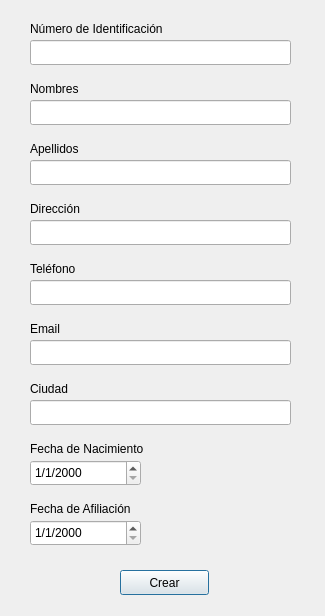
Old version of the form interface/ui/createAffiliateMock.ui in the repository alecBagnol/sgv_unisalud.
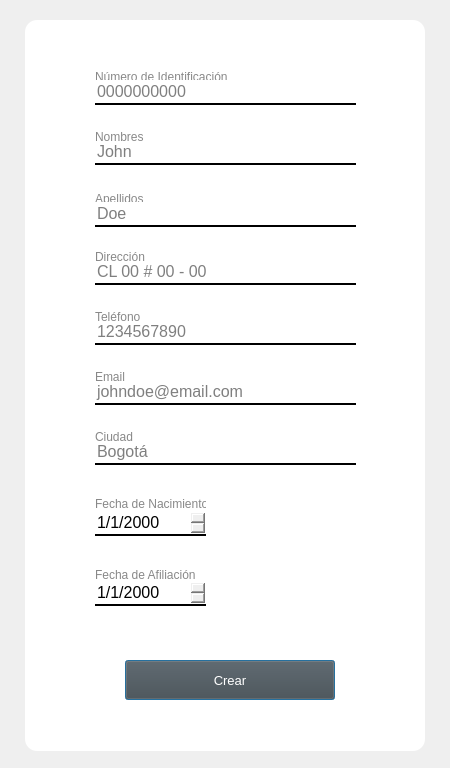
New version of the form.

```diff
--- a/interface/ui/createAffiliateMock.ui
+++ b/interface/ui/createAffiliateMock.ui
@@ -6,22 +6,28 @@
    <rect>
     <x>0</x>
     <y>0</y>
-    <width>325</width>
-    <height>616</height>
+    <width>450</width>
+    <height>768</height>
    </rect>
   </property>
   <property name="windowTitle">
    <string>Crear afiliado</string>
   </property>
+  <property name="styleSheet">
+   <string notr="true"/>
+  </property>
   <widget class="QLabel" name="idLabel">
    <property name="geometry">
     <rect>
-     <x>30</x>
-     <y>20</y>
-     <width>181</width>
+     <x>95</x>
+     <y>68</y>
+     <width>261</width>
      <height>17</height>
     </rect>
    </property>
+   <property name="styleSheet">
+    <string notr="true">color: rgb(136, 136, 136);</string>
+   </property>
    <property name="text">
     <string>Número de Identificación</string>
    </property>
@@ -29,22 +35,42 @@
   <widget class="QLineEdit" name="idBox">
    <property name="geometry">
     <rect>
-     <x>30</x>
-     <y>40</y>
-     <width>261</width>
-     <height>25</height>
-    </rect>
-   </property>
-  </widget>
-  <widget class="QLabel" name="nameLabel">
-   <property name="geometry">
-    <rect>
-     <x>30</x>
+     <x>95</x>
      <y>80</y>
-     <width>181</width>
+     <width>261</width>
+     <height>25</height>
+    </rect>
+   </property>
+   <property name="font">
+    <font>
+     <pointsize>12</pointsize>
+    </font>
+   </property>
+   <property name="styleSheet">
+    <string notr="true">border-top-color: white; border-left-color: white; border-right-color: white; border-bottom-width: 2px; border-style:solid;</string>
+   </property>
+   <property name="text">
+    <string/>
+   </property>
+   <property name="frame">
+    <bool>true</bool>
+   </property>
+   <property name="placeholderText">
+    <string>0000000000</string>
+   </property>
+  </widget>
+  <widget class="QLabel" name="nameLabel">
+   <property name="geometry">
+    <rect>
+     <x>95</x>
+     <y>128</y>
+     <width>261</width>
      <height>17</height>
     </rect>
    </property>
+   <property name="styleSheet">
+    <string notr="true">color: rgb(136, 136, 136);</string>
+   </property>
    <property name="text">
     <string>Nombres</string>
    </property>
@@ -52,25 +78,39 @@
   <widget class="QLineEdit" name="nameBox">
    <property name="geometry">
     <rect>
-     <x>30</x>
-     <y>100</y>
-     <width>261</width>
-     <height>25</height>
-    </rect>
-   </property>
-   <property name="maxLength">
-    <number>26</number>
-   </property>
-  </widget>
-  <widget class="QLabel" name="lastNameLabel">
-   <property name="geometry">
-    <rect>
-     <x>30</x>
+     <x>95</x>
      <y>140</y>
-     <width>67</width>
+     <width>261</width>
+     <height>25</height>
+    </rect>
+   </property>
+   <property name="font">
+    <font>
+     <pointsize>12</pointsize>
+    </font>
+   </property>
+   <property name="styleSheet">
+    <string notr="true">border-top-color: white; border-left-color: white; border-right-color: white; border-bottom-width: 2px; border-style:solid;</string>
+   </property>
+   <property name="maxLength">
+    <number>26</number>
+   </property>
+   <property name="placeholderText">
+    <string>John</string>
+   </property>
+  </widget>
+  <widget class="QLabel" name="lastNameLabel">
+   <property name="geometry">
+    <rect>
+     <x>95</x>
+     <y>190</y>
+     <width>261</width>
      <height>17</height>
     </rect>
    </property>
+   <property name="styleSheet">
+    <string notr="true">color: rgb(136, 136, 136);</string>
+   </property>
    <property name="text">
     <string>Apellidos</string>
    </property>
@@ -78,25 +118,39 @@
   <widget class="QLineEdit" name="lastNameBox">
    <property name="geometry">
     <rect>
-     <x>30</x>
-     <y>160</y>
+     <x>95</x>
+     <y>202</y>
      <width>261</width>
      <height>25</height>
     </rect>
    </property>
+   <property name="font">
+    <font>
+     <pointsize>12</pointsize>
+    </font>
+   </property>
+   <property name="styleSheet">
+    <string notr="true">border-top-color: white; border-left-color: white; border-right-color: white; border-bottom-width: 2px; border-style:solid;</string>
+   </property>
    <property name="maxLength">
     <number>26</number>
    </property>
+   <property name="placeholderText">
+    <string>Doe</string>
+   </property>
   </widget>
   <widget class="QLabel" name="directionLabel">
    <property name="geometry">
     <rect>
-     <x>30</x>
-     <y>200</y>
-     <width>67</width>
+     <x>95</x>
+     <y>248</y>
+     <width>261</width>
      <height>17</height>
     </rect>
    </property>
+   <property name="styleSheet">
+    <string notr="true">color: rgb(136, 136, 136);</string>
+   </property>
    <property name="text">
     <string>Dirección</string>
    </property>
@@ -104,25 +158,39 @@
   <widget class="QLineEdit" name="directionBox">
    <property name="geometry">
     <rect>
-     <x>30</x>
-     <y>220</y>
+     <x>95</x>
+     <y>260</y>
      <width>261</width>
      <height>25</height>
     </rect>
    </property>
+   <property name="font">
+    <font>
+     <pointsize>12</pointsize>
+    </font>
+   </property>
+   <property name="styleSheet">
+    <string notr="true">border-top-color: white; border-left-color: white; border-right-color: white; border-bottom-width: 2px; border-style:solid;</string>
+   </property>
    <property name="maxLength">
     <number>256</number>
    </property>
+   <property name="placeholderText">
+    <string>CL 00 # 00 - 00</string>
+   </property>
   </widget>
   <widget class="QLabel" name="phoneLabel">
    <property name="geometry">
     <rect>
-     <x>30</x>
-     <y>260</y>
-     <width>67</width>
+     <x>95</x>
+     <y>308</y>
+     <width>261</width>
      <height>17</height>
     </rect>
    </property>
+   <property name="styleSheet">
+    <string notr="true">color: rgb(136, 136, 136);</string>
+   </property>
    <property name="text">
     <string>Teléfono</string>
    </property>
@@ -130,22 +198,36 @@
   <widget class="QLineEdit" name="phoneBox">
    <property name="geometry">
     <rect>
-     <x>30</x>
-     <y>280</y>
-     <width>261</width>
-     <height>25</height>
-    </rect>
-   </property>
-  </widget>
-  <widget class="QLabel" name="emailLabel">
-   <property name="geometry">
-    <rect>
-     <x>30</x>
+     <x>95</x>
      <y>320</y>
-     <width>67</width>
+     <width>261</width>
+     <height>25</height>
+    </rect>
+   </property>
+   <property name="font">
+    <font>
+     <pointsize>12</pointsize>
+    </font>
+   </property>
+   <property name="styleSheet">
+    <string notr="true">border-top-color: white; border-left-color: white; border-right-color: white; border-bottom-width: 2px; border-style:solid;</string>
+   </property>
+   <property name="placeholderText">
+    <string>1234567890</string>
+   </property>
+  </widget>
+  <widget class="QLabel" name="emailLabel">
+   <property name="geometry">
+    <rect>
+     <x>95</x>
+     <y>368</y>
+     <width>261</width>
      <height>17</height>
     </rect>
    </property>
+   <property name="styleSheet">
+    <string notr="true">color: rgb(136, 136, 136);</string>
+   </property>
    <property name="text">
     <string>Email</string>
    </property>
@@ -153,22 +235,36 @@
   <widget class="QLineEdit" name="emailBox">
    <property name="geometry">
     <rect>
-     <x>30</x>
-     <y>340</y>
-     <width>261</width>
-     <height>25</height>
-    </rect>
-   </property>
-  </widget>
-  <widget class="QLabel" name="cityLabel">
-   <property name="geometry">
-    <rect>
-     <x>30</x>
+     <x>95</x>
      <y>380</y>
-     <width>67</width>
+     <width>261</width>
+     <height>25</height>
+    </rect>
+   </property>
+   <property name="font">
+    <font>
+     <pointsize>12</pointsize>
+    </font>
+   </property>
+   <property name="styleSheet">
+    <string notr="true">border-top-color: white; border-left-color: white; border-right-color: white; border-bottom-width: 2px; border-style:solid;</string>
+   </property>
+   <property name="placeholderText">
+    <string>johndoe@email.com</string>
+   </property>
+  </widget>
+  <widget class="QLabel" name="cityLabel">
+   <property name="geometry">
+    <rect>
+     <x>95</x>
+     <y>428</y>
+     <width>261</width>
      <height>17</height>
     </rect>
    </property>
+   <property name="styleSheet">
+    <string notr="true">color: rgb(136, 136, 136);</string>
+   </property>
    <property name="text">
     <string>Ciudad</string>
    </property>
@@ -176,21 +272,35 @@
   <widget class="QLineEdit" name="cityBox">
    <property name="geometry">
     <rect>
-     <x>30</x>
-     <y>400</y>
-     <width>261</width>
-     <height>25</height>
-    </rect>
-   </property>
-  </widget>
-  <widget class="QLabel" name="birthDateLabel">
-   <property name="geometry">
-    <rect>
-     <x>30</x>
+     <x>95</x>
      <y>440</y>
-     <width>161</width>
-     <height>17</height>
+     <width>261</width>
+     <height>25</height>
     </rect>
+   </property>
+   <property name="font">
+    <font>
+     <pointsize>12</pointsize>
+    </font>
+   </property>
+   <property name="styleSheet">
+    <string notr="true">border-top-color: white; border-left-color: white; border-right-color: white; border-bottom-width: 2px; border-style:solid;</string>
+   </property>
+   <property name="placeholderText">
+    <string>Bogotá</string>
+   </property>
+  </widget>
+  <widget class="QLabel" name="birthDateLabel">
+   <property name="geometry">
+    <rect>
+     <x>95</x>
+     <y>497</y>
+     <width>111</width>
+     <height>14</height>
+    </rect>
+   </property>
+   <property name="styleSheet">
+    <string notr="true">color: rgb(136, 136, 136);</string>
    </property>
    <property name="text">
     <string>Fecha de Nacimiento</string>
@@ -199,12 +309,15 @@
   <widget class="QLabel" name="affiliationDateLabel">
    <property name="geometry">
     <rect>
-     <x>30</x>
-     <y>500</y>
-     <width>141</width>
-     <height>17</height>
+     <x>95</x>
+     <y>568</y>
+     <width>111</width>
+     <height>14</height>
     </rect>
    </property>
+   <property name="styleSheet">
+    <string notr="true">color: rgb(136, 136, 136);</string>
+   </property>
    <property name="text">
     <string>Fecha de Afiliación</string>
    </property>
@@ -212,12 +325,23 @@
   <widget class="QPushButton" name="createButton">
    <property name="geometry">
     <rect>
-     <x>120</x>
-     <y>570</y>
-     <width>89</width>
-     <height>25</height>
+     <x>125</x>
+     <y>660</y>
+     <width>210</width>
+     <height>40</height>
     </rect>
    </property>
+   <property name="font">
+    <font>
+     <pointsize>10</pointsize>
+    </font>
+   </property>
+   <property name="cursor">
+    <cursorShape>PointingHandCursor</cursorShape>
+   </property>
+   <property name="styleSheet">
+    <string notr="true">background-color: rgb(72, 72, 72); color: rgb(255, 255, 255);</string>
+   </property>
    <property name="text">
     <string>Crear</string>
    </property>
@@ -225,12 +349,20 @@
   <widget class="QDateEdit" name="dateEdit">
    <property name="geometry">
     <rect>
-     <x>30</x>
-     <y>460</y>
+     <x>95</x>
+     <y>510</y>
      <width>111</width>
      <height>26</height>
     </rect>
    </property>
+   <property name="font">
+    <font>
+     <pointsize>12</pointsize>
+    </font>
+   </property>
+   <property name="styleSheet">
+    <string notr="true">border-top-color: white; border-left-color: white; border-right-color: white; border-bottom-width: 2px; border-style:solid;</string>
+   </property>
    <property name="displayFormat">
     <string>d/M/yyyy</string>
    </property>
@@ -238,16 +370,63 @@
   <widget class="QDateEdit" name="dateEdit_2">
    <property name="geometry">
     <rect>
-     <x>30</x>
-     <y>520</y>
+     <x>95</x>
+     <y>580</y>
      <width>111</width>
      <height>26</height>
     </rect>
    </property>
+   <property name="font">
+    <font>
+     <pointsize>12</pointsize>
+    </font>
+   </property>
+   <property name="styleSheet">
+    <string notr="true">border-top-color: white; border-left-color: white; border-right-color: white; border-bottom-width: 2px; border-style:solid;</string>
+   </property>
    <property name="displayFormat">
     <string>d/M/yyyy</string>
    </property>
   </widget>
+  <widget class="QFrame" name="create_afiliate_card_bg">
+   <property name="geometry">
+    <rect>
+     <x>25</x>
+     <y>20</y>
+     <width>400</width>
+     <height>731</height>
+    </rect>
+   </property>
+   <property name="styleSheet">
+    <string notr="true">background-color: rgb(255, 255, 255); border-radius: 12;</string>
+   </property>
+   <property name="frameShape">
+    <enum>QFrame::StyledPanel</enum>
+   </property>
+   <property name="frameShadow">
+    <enum>QFrame::Plain</enum>
+   </property>
+  </widget>
+  <zorder>create_afiliate_card_bg</zorder>
+  <zorder>idLabel</zorder>
+  <zorder>idBox</zorder>
+  <zorder>nameBox</zorder>
+  <zorder>lastNameLabel</zorder>
+  <zorder>lastNameBox</zorder>
+  <zorder>directionBox</zorder>
+  <zorder>phoneBox</zorder>
+  <zorder>emailBox</zorder>
+  <zorder>cityBox</zorder>
+  <zorder>createButton</zorder>
+  <zorder>dateEdit</zorder>
+  <zorder>dateEdit_2</zorder>
+  <zorder>nameLabel</zorder>
+  <zorder>directionLabel</zorder>
+  <zorder>phoneLabel</zorder>
+  <zorder>emailLabel</zorder>
+  <zorder>cityLabel</zorder>
+  <zorder>birthDateLabel</zorder>
+  <zorder>affiliationDateLabel</zorder>
  </widget>
  <resources/>
  <connections/>
```
